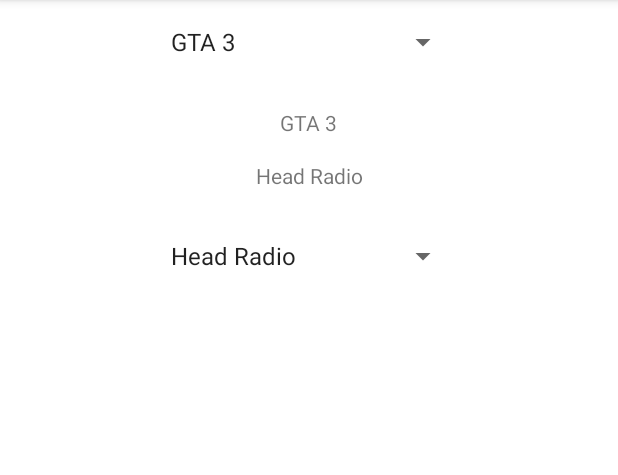
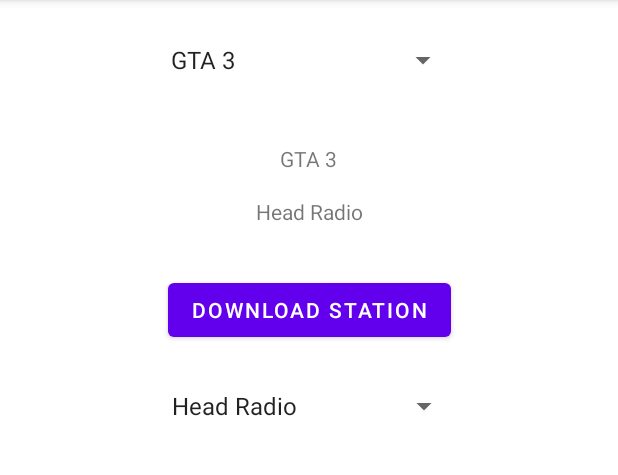
Before and after one commit to Halsey77/Grand-Theft-Radios, an Android app: the screen it shows after launch (MainActivity), on a phone screen of 412 x 824 dp, the part 84-559 px from its top. Run offline under Robolectric (Android 15) with nearby library versions, the phone set to English and light mode, and no system bars.

Commit message:
Add download links to each stations

```diff
--- a/app/src/main/AndroidManifest.xml
+++ b/app/src/main/AndroidManifest.xml
@@ -1,6 +1,8 @@
 <?xml version="1.0" encoding="utf-8"?>
 <manifest xmlns:android="http://schemas.android.com/apk/res/android"
           xmlns:tools="http://schemas.android.com/tools">
+
+    <uses-permission android:name="android.permission.INTERNET"/>
 
     <application
             android:allowBackup="true"
--- a/app/src/main/java/com/halsey/grandtheftradios/MainActivity.kt
+++ b/app/src/main/java/com/halsey/grandtheftradios/MainActivity.kt
@@ -30,6 +30,8 @@ class MainActivity : AppCompatActivity() {
     }
 
     private fun initialize() {
+        RadiosMap.getInstance(); //initialize the maps
+
         initGameSpinner()
         initStationSpinner()
     }
@@ -49,10 +51,10 @@ class MainActivity : AppCompatActivity() {
     }
 
     private fun initGameSpinner() {
-        ArrayAdapter.createFromResource(
+        ArrayAdapter(
             this,
-            R.array.gta_games,
-            android.R.layout.simple_spinner_item
+            android.R.layout.simple_spinner_item,
+            RadiosMap.GTA_GAMES,
         ).also { adapter ->
             adapter.setDropDownViewResource(android.R.layout.simple_spinner_dropdown_item)
             gameSpinner.adapter = adapter
@@ -66,7 +68,9 @@ class MainActivity : AppCompatActivity() {
                 parent: AdapterView<*>,
                 view: View, position: Int, id: Long
             ) {
-                setStationValues(position)
+
+                val gameName = gameSpinner.selectedItem.toString()
+                setStationValues(gameName);
                 gameText.text = resources.getStringArray(R.array.gta_games)[position]
             }
 
@@ -76,8 +80,8 @@ class MainActivity : AppCompatActivity() {
         }
     }
 
-    private fun setStationValues(position: Int) {
-        val stations = resources.getStringArray(R.array.gta_stations)[position].split(';').toTypedArray()
+    private fun setStationValues(gameName: String) {
+        val stations = RadiosMap.getInstance().getRadiosOfGame(gameName);
 
         ArrayAdapter(
             this,
--- /dev/null
+++ b/app/src/main/java/com/halsey/grandtheftradios/Radio.java
@@ -0,0 +1,19 @@
+package com.halsey.grandtheftradios;
+
+public class Radio {
+    private String name;
+    private String downloadUrl;
+
+    public Radio(String name, String url) {
+        this.name = name;
+        this.downloadUrl = url;
+    }
+
+    public String getName() {
+        return this.name;
+    }
+
+    public String getDownloadUrl() {
+        return this.downloadUrl;
+    }
+}
--- /dev/null
+++ b/app/src/main/java/com/halsey/grandtheftradios/RadiosMap.java
@@ -0,0 +1,145 @@
+package com.halsey.grandtheftradios;
+
+import java.util.HashMap;
+import java.util.Map;
+
+
+public class RadiosMap {
+    public final static String[] GTA_GAMES = {"GTA 3", "GTA Vice City", "GTA San Andreas", "GTA 4", "GTA 5"};
+
+    private static RadiosMap instance = null;
+    private static Map<String, Radio> radiosMap = new HashMap<>();
+    private static Map<String, String[]> radioNamesMap = new HashMap<>();
+
+    private RadiosMap() {
+        addGTA3Radios();
+        addGTAVCRadios();
+        addGTASARadios();
+        addGTA4Radios();
+        addGTA5Radios();
+    }
+
+    private void addGTA5Radios() {
+        Radio[] radios = new Radio[19];
+        radios[0] = new Radio("Radio Los Santos", "https://two66.com/mirrors/index.php?file=GTA-Radio-Stations%2FGTA-V%2FRadio%20Los%20Santos.mp3");
+        radios[1] = new Radio("Space 103.2", "https://two66.com/mirrors/index.php?file=GTA-Radio-Stations%2FGTA-V%2FSpace%20103.2.mp3");
+        radios[2] = new Radio("West Coast Classics", "https://two66.com/mirrors/index.php?file=GTA-Radio-Stations%2FGTA-V%2FWest%20Coast%20Classics.mp3");
+        radios[3] = new Radio("Rebel Radio", "https://two66.com/mirrors/index.php?file=GTA-Radio-Stations%2FGTA-V%2FRebel%20Radio.mp3");
+        radios[4] = new Radio("Los Santos Rock Radio", "https://two66.com/mirrors/index.php?file=GTA-Radio-Stations%2FGTA-V%2FLos%20Santos%20Rock%20Radio.mp3");
+        radios[5] = new Radio("The Lowdown 91.1", "https://two66.com/mirrors/index.php?file=GTA-Radio-Stations%2FGTA-V%2FThe%20Lowdown%2091.1.mp3");
+        radios[6] = new Radio("The Blue Ark", "https://two66.com/mirrors/index.php?file=GTA-Radio-Stations%2FGTA-V%2FBlue%20Ark.mp3");
+        radios[7] = new Radio("Non-Stop Pop FM", "https://two66.com/mirrors/index.php?file=GTA-Radio-Stations%2FGTA-V%2FNon-Stop-Pop%20FM.mp3");
+        radios[8] = new Radio("East Los FM", "https://two66.com/mirrors/index.php?file=GTA-Radio-Stations%2FGTA-V%2FEast%20Los%20FM.mp3");
+        radios[9] = new Radio("WorldWide FM", "https://two66.com/mirrors/index.php?file=GTA-Radio-Stations%2FGTA-V%2FWorldWide%20FM.mp3");
+        radios[10] = new Radio("Channel X", "https://two66.com/mirrors/index.php?file=GTA-Radio-Stations%2FGTA-V%2FChannel%20X.mp3");
+        radios[11] = new Radio("Radio Mirror Park", "https://two66.com/mirrors/index.php?file=GTA-Radio-Stations%2FGTA-V%2FRadio%20Mirror%20Park.mp3");
+        radios[12] = new Radio("Vinewood Boulevard Radio", "https://two66.com/mirrors/index.php?file=GTA-Radio-Stations%2FGTA-V%2FVinewood%20Boulevard%20Radio.mp3");
+        radios[13] = new Radio("Soulwax FM", "https://two66.com/mirrors/index.php?file=GTA-Radio-Stations%2FGTA-V%2FSoulwax%20FM.mp3");
+        radios[14] = new Radio("FlyLo FM", "https://two66.com/mirrors/index.php?file=GTA-Radio-Stations%2FGTA-V%2FFlyLo%20FM.mp3");
+        radios[15] = new Radio("Blaine County Radio", "https://two66.com/mirrors/index.php?file=GTA-Radio-Stations%2FGTA-V%2FBlaine%20County%20Radio.mp3");
+        radios[16] = new Radio("The Lab", "https://two66.com/mirrors/index.php?file=GTA-Radio-Stations%2FGTA-V%2FThe%20Lab.mp3");
+        radios[17] = new Radio("blonded Los Santos 97.8 FM", "https://two66.com/mirrors/index.php?file=GTA-Radio-Stations%2FGTA-V%2FBlonded%20Radio.mp3");
+        radios[18] = new Radio("Los Santos Underground Radio", "https://two66.com/mirrors/index.php?file=GTA-Radio-Stations%2FGTA-V%2FLos%20Santos%20Underground%20Radio.mp3");
+
+        putRadiosIntoMap(GTA_GAMES[4], radios);
+    }
+
+    private void addGTA4Radios() {
+        Radio[] radios = new Radio[20];
+        radios[0] = new Radio("Vladivostok FM", "https://two66.com/mirrors/index.php?file=GTA-Radio-Stations%2FGTA-IV%2FVladivostok%20FM.mp3");
+        radios[1] = new Radio("Liberty Rock Radio", "https://two66.com/mirrors/index.php?file=GTA-Radio-Stations%2FGTA-IV%2FLiberty%20Rock%20Radio.mp3");
+        radios[2] = new Radio("Liberty City Hardcore", "https://two66.com/mirrors/index.php?file=GTA-Radio-Stations%2FGTA-IV%2FLiberty%20City%20Hardcore.mp3");
+        radios[3] = new Radio("The Journey", "https://two66.com/mirrors/index.php?file=GTA-Radio-Stations%2FGTA-IV%2FThe%20Journey.mp3");
+        radios[4] = new Radio("The Vibe 98.8", "https://two66.com/mirrors/index.php?file=GTA-Radio-Stations%2FGTA-IV%2FThe%20Vibe%2098.8.mp3");
+        radios[5] = new Radio("San Juan Sounds", "https://two66.com/mirrors/index.php?file=GTA-Radio-Stations%2FGTA-IV%2FSan%20Juan%20Sounds.mp3");
+        radios[6] = new Radio("Electro-Choc", "https://two66.com/mirrors/index.php?file=GTA-Radio-Stations%2FGTA-IV%2FElectro-Choc.mp3");
+        radios[7] = new Radio("The Beat 102.7", "https://two66.com/mirrors/index.php?file=GTA-Radio-Stations%2FGTA-IV%2FThe%20Beat%20102.7.mp3");
+        radios[8] = new Radio("Jazz Nation Radio", "https://two66.com/mirrors/index.php?file=GTA-Radio-Stations%2FGTA-IV%2FJazz%20Nation%20Radio%20108.5.mp3");
+        radios[9] = new Radio("The Classics 104.1", "https://two66.com/mirrors/index.php?file=GTA-Radio-Stations%2FGTA-IV%2FThe%20Classics%20104.1.mp3");
+        radios[10] = new Radio("K109 The Studio", "https://two66.com/mirrors/index.php?file=GTA-Radio-Stations%2FGTA-IV%2FK109%20The%20Studio.mp3");
+        radios[11] = new Radio("WKTT", "https://two66.com/mirrors/index.php?file=GTA-Radio-Stations%2FGTA-IV%2FWKTT%20Radio.mp3");
+        radios[12] = new Radio("Integrity 2.0", "https://two66.com/mirrors/index.php?file=GTA-Radio-Stations%2FGTA-IV%2FIntegrity%202.0.mp3");
+        radios[13] = new Radio("Massive B Soundsystem", "https://two66.com/mirrors/index.php?file=GTA-Radio-Stations%2FGTA-IV%2FMassive%20B%20Soundsystem%2096.9.mp3");
+        radios[14] = new Radio("Public Liberty Radio", "https://two66.com/mirrors/index.php?file=GTA-Radio-Stations%2FGTA-IV%2FPublic%20Liberty%20Radio.mp3");
+        radios[15] = new Radio("Radio Broker", "https://two66.com/mirrors/index.php?file=GTA-Radio-Stations%2FGTA-IV%2FRadio%20Broker.mp3");
+        radios[16] = new Radio("RamJam FM", "https://two66.com/mirrors/index.php?file=GTA-Radio-Stations%2FGTA-IV%2FRamJam%20FM.mp3");
+        radios[17] = new Radio("Self-Actualization FM", "https://two66.com/mirrors/index.php?file=GTA-Radio-Stations%2FGTA-IV%2FSelf-Actualization%20FM.mp3");
+        radios[18] = new Radio("Tuff Gong Radio", "https://two66.com/mirrors/index.php?file=GTA-Radio-Stations%2FGTA-IV%2FTuff%20Gong%20Radio.mp3");
+        radios[19] = new Radio("Vice City FM", "https://two66.com/mirrors/index.php?file=GTA-Radio-Stations%2FGTA-IV%2FVice%20City%20FM.mp3");
+
+        putRadiosIntoMap(GTA_GAMES[3], radios);
+    }
+
+    private void addGTASARadios() {
+        Radio[] radios = new Radio[11];
+        radios[0] = new Radio("Playback FM", "https://two66.com/mirrors/index.php?file=GTA-Radio-Stations%2FGTA-San-Andreas%2FPlayback%20FM.mp3");
+        radios[1] = new Radio("K-Rose", "https://two66.com/mirrors/index.php?file=GTA-Radio-Stations%2FGTA-San-Andreas%2FK-Rose.mp3");
+        radios[2] = new Radio("K-DST", "https://two66.com/mirrors/index.php?file=GTA-Radio-Stations%2FGTA-San-Andreas%2FK-DST.mp3");
+        radios[3] = new Radio("Bounce FM", "https://two66.com/mirrors/index.php?file=GTA-Radio-Stations%2FGTA-San-Andreas%2FBounce%20FM.mp3");
+        radios[4] = new Radio("SF-UR", "https://two66.com/mirrors/index.php?file=GTA-Radio-Stations%2FGTA-San-Andreas%2FSF-UR.mp3");
+        radios[5] = new Radio("Radio Los Santos", "https://two66.com/mirrors/index.php?file=GTA-Radio-Stations%2FGTA-San-Andreas%2FRadio%20Los%20Santos.mp3");
+        radios[6] = new Radio("Radio X", "https://two66.com/mirrors/index.php?file=GTA-Radio-Stations%2FGTA-San-Andreas%2FRadio%20X.mp3");
+        radios[7] = new Radio("CSR 103.9", "https://two66.com/mirrors/index.php?file=GTA-Radio-Stations%2FGTA-San-Andreas%2FCSR%20103.9.mp3");
+        radios[8] = new Radio("K-Jah West", "https://two66.com/mirrors/index.php?file=GTA-Radio-Stations%2FGTA-San-Andreas%2FK-JAH%20West.mp3");
+        radios[9] = new Radio("Master Sounds 98.3", "https://two66.com/mirrors/index.php?file=GTA-Radio-Stations%2FGTA-San-Andreas%2FMaster%20Sounds%2098.3.mp3");
+        radios[10] = new Radio("WCTR", "https://two66.com/mirrors/index.php?file=GTA-Radio-Stations%2FGTA-San-Andreas%2FWest%20Coast%20Talk%20Radio.mp3");
+
+        putRadiosIntoMap(GTA_GAMES[2], radios);
+    }
+
+    private void addGTAVCRadios() {
+        Radio[] radios = new Radio[9];
+        radios[0] = new Radio("Wildstyle", "https://two66.com/mirrors/index.php?file=GTA-Radio-Stations%2FGTA-Vice-City%2FWILD.mp3");
+        radios[1] = new Radio("Flash FM", "https://two66.com/mirrors/index.php?file=GTA-Radio-Stations%2FGTA-Vice-City%2FFLASH.mp3");
+        radios[2] = new Radio("K-Chat", "https://two66.com/mirrors/index.php?file=GTA-Radio-Stations%2FGTA-Vice-City%2FKCHAT.mp3");
+        radios[3] = new Radio("Fever 105", "https://two66.com/mirrors/index.php?file=GTA-Radio-Stations%2FGTA-Vice-City%2FFEVER.mp3");
+        radios[4] = new Radio("V-Rock", "https://two66.com/mirrors/index.php?file=GTA-Radio-Stations%2FGTA-Vice-City%2FVROCK.mp3");
+        radios[5] = new Radio("VCPR", "https://two66.com/mirrors/index.php?file=GTA-Radio-Stations%2FGTA-Vice-City%2FVCPR.mp3");
+        radios[6] = new Radio("Espantoso", "https://two66.com/mirrors/index.php?file=GTA-Radio-Stations%2FGTA-Vice-City%2FESPANT.mp3");
+        radios[7] = new Radio("Emotion 98.3", "https://two66.com/mirrors/index.php?file=GTA-Radio-Stations%2FGTA-Vice-City%2FEMOTION.mp3");
+        radios[8] = new Radio("Wave 103", "https://two66.com/mirrors/index.php?file=GTA-Radio-Stations%2FGTA-Vice-City%2FWAVE.mp3");
+
+        putRadiosIntoMap(GTA_GAMES[1], radios);
+    }
+
+    private void addGTA3Radios() {
+        Radio[] radios = new Radio[10];
+        radios[0] = new Radio("Head Radio", "https://two66.com/mirrors/index.php?file=GTA-Radio-Stations%2FGTA-III%2FHEAD.mp3");
+        radios[1] = new Radio("Double Clef FM", "https://two66.com/mirrors/index.php?file=GTA-Radio-Stations%2FGTA-III%2FCLASS.mp3");
+        radios[2] = new Radio("K-Jah", "https://two66.com/mirrors/index.php?file=GTA-Radio-Stations%2FGTA-III%2FKJAH.mp3");
+        radios[3] = new Radio("Rise FM", "https://two66.com/mirrors/index.php?file=GTA-Radio-Stations%2FGTA-III%2FRISE.mp3");
+        radios[4] = new Radio("Lips 106", "https://two66.com/mirrors/index.php?file=GTA-Radio-Stations%2FGTA-III%2FLIPS.mp3");
+        radios[5] = new Radio("Game Radio FM", "https://two66.com/mirrors/index.php?file=GTA-Radio-Stations%2FGTA-III%2FGAME.mp3");
+        radios[6] = new Radio("MSX FM", "https://two66.com/mirrors/index.php?file=GTA-Radio-Stations%2FGTA-III%2FMSX.mp3");
+        radios[7] = new Radio("Flashback FM", "https://two66.com/mirrors/index.php?file=GTA-Radio-Stations%2FGTA-III%2FFLASH.mp3");
+        radios[8] = new Radio("Chatterbox FM", "https://two66.com/mirrors/index.php?file=GTA-Radio-Stations%2FGTA-III%2FCHAT.mp3");
+        radios[9] = new Radio("Rise FM", "https://two66.com/mirrors/index.php?file=GTA-Radio-Stations%2FGTA-III%2FRISE.mp3");
+
+        putRadiosIntoMap(GTA_GAMES[0], radios);
+    }
+
+    private void putRadiosIntoMap(String game, Radio[] radios) {
+        String[] names = new String[radios.length];
+        for (int i = 0; i < radios.length; i++) {
+            radiosMap.put(game + "-" + radios[i].getName(), radios[i]);
+            names[i] = radios[i].getName();
+        }
+        radioNamesMap.put(game, names);
+    }
+
+    public static RadiosMap getInstance() {
+        if(instance == null) {
+            instance = new RadiosMap();
+        }
+
+        return instance;
+    }
+
+    public String[] getRadiosOfGame(String game) {
+        return radioNamesMap.get(game);
+    }
+
+    public Radio getRadio(String game, String radioName) {
+        return radiosMap.get(game + "-" + radioName);
+    }
+}
--- a/app/src/main/res/layout/activity_main.xml
+++ b/app/src/main/res/layout/activity_main.xml
@@ -8,9 +8,10 @@
         tools:context=".MainActivity">
     <Spinner
             android:layout_width="200dp"
+            android:contentDescription="@string/label_game_spinner"
             android:layout_height="wrap_content" android:id="@+id/gameSpinner"
             app:layout_constraintTop_toTopOf="parent" app:layout_constraintStart_toStartOf="parent"
-            app:layout_constraintEnd_toEndOf="parent" android:layout_marginTop="16dp"/>
+            app:layout_constraintEnd_toEndOf="parent" android:layout_marginTop="16dp" android:minHeight="48dp"/>
     <TextView
             android:layout_width="wrap_content"
             android:layout_height="wrap_content" android:id="@+id/gameText"
@@ -25,7 +26,15 @@
             app:layout_constraintStart_toStartOf="parent"/>
     <Spinner
             android:layout_width="200dp"
+            android:contentDescription="@string/label_station_spinner"
             android:layout_height="wrap_content" android:id="@+id/stationSpinner"
-            app:layout_constraintTop_toBottomOf="@+id/stationText" android:layout_marginTop="32dp"
-            app:layout_constraintStart_toStartOf="parent" app:layout_constraintEnd_toEndOf="parent"/>
+            app:layout_constraintTop_toBottomOf="@+id/button"
+            app:layout_constraintStart_toStartOf="parent" app:layout_constraintEnd_toEndOf="parent"
+            android:layout_marginTop="16dp" app:layout_constraintHorizontal_bias="0.502" android:minHeight="48dp"/>
+    <Button
+            android:text="Download station"
+            android:layout_width="wrap_content"
+            android:layout_height="wrap_content" android:id="@+id/button"
+            app:layout_constraintTop_toBottomOf="@+id/stationText" app:layout_constraintEnd_toEndOf="parent"
+            app:layout_constraintStart_toStartOf="parent" android:layout_marginTop="32dp"/>
 </androidx.constraintlayout.widget.ConstraintLayout>
--- a/app/src/main/res/values/gta_games.xml
+++ b/app/src/main/res/values/gta_games.xml
@@ -15,4 +15,8 @@
         <item>Vladivostok FM;Liberty Rock Radio;Liberty City Hardcore;The Journey;The Vibe 98.8;San Juan Sounds;The Beat 102.7;Electro-Choc;Fusion FM</item>
         <item>Los Santos Rock Radio;Non-Stop Pop FM;Radio Los Santos;Channel X;West Coast Classics;Rebel Radio;Soulwax FM;East Los FM;West Coast Talk Radio</item>
     </string-array>
+
+    <string-array name="station_download_links">
+        <item></item>
+    </string-array>
 </resources>
--- a/app/src/main/res/values/strings.xml
+++ b/app/src/main/res/values/strings.xml
@@ -2,4 +2,6 @@
     <string name="app_name">Grand Theft Radios</string>
     <!-- TODO: Remove or change this placeholder text -->
     <string name="hello_blank_fragment">Hello blank fragment</string>
+    <string name="label_game_spinner">choose games from spinner</string>
+    <string name="label_station_spinner">Choose station to play from spinner</string>
 </resources>
```
